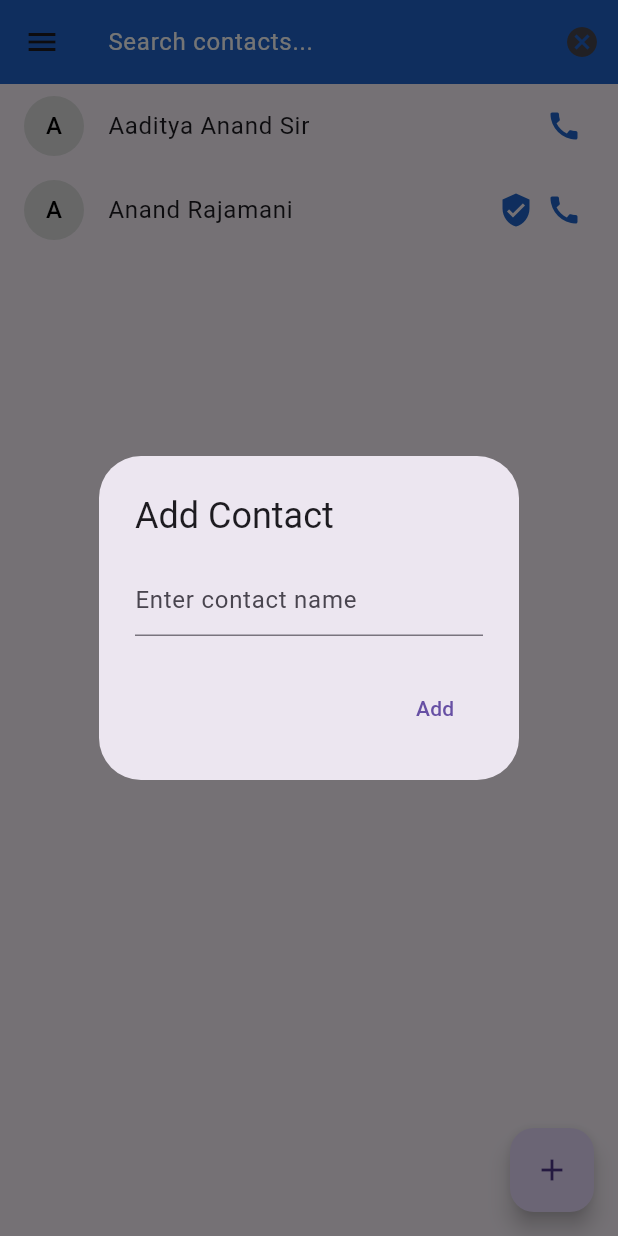
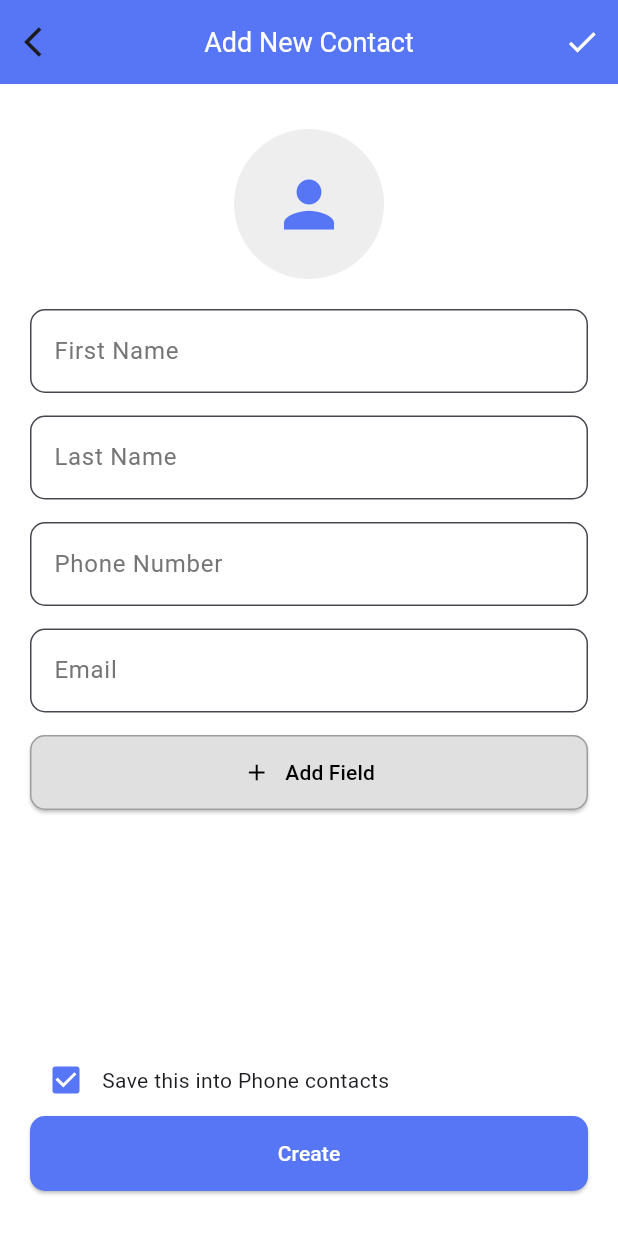
Before and after one commit to koshik8/contactSearch, a Flutter app: the screen it shows after launch, after a tap on the "search" icon, after a tap on the "add" icon, on a phone screen of 412 x 824 dp. Run offline on Flutter 3.47's test engine with Material 3 defaults, Android fonts, the phone set to English and light mode, and no system bars; our stand-ins replace contacts_service, permission_handler.

Commit message:
second commit

```diff
--- a/lib/main.dart
+++ b/lib/main.dart
@@ -1,7 +1,10 @@
 import 'package:flutter/material.dart';
+import 'package:provider/provider.dart';
+import 'views/team_screen.dart';
+import 'viewmodels/contact_viewmodel.dart';
 
 void main() {
-  runApp(MainApp());
+  runApp(const MainApp());
 }
 
 class MainApp extends StatelessWidget {
@@ -9,202 +12,15 @@ class MainApp extends StatelessWidget {
 
   @override
   Widget build(BuildContext context) {
-    return MaterialApp(
-      debugShowCheckedModeBanner: false,
-      home: TeamScreen(),
-    );
-  }
-}
-
-class TeamScreen extends StatefulWidget {
-  const TeamScreen({super.key});
-
-  @override
-  _TeamScreenState createState() => _TeamScreenState();
-}
-
-class _TeamScreenState extends State<TeamScreen> {
-  List<Map<String, dynamic>> contacts = [
-    {'name': 'Aaditya Anand Sir', 'avatar': '', 'isVerified': false},
-    {'name': 'Anand Rajamani', 'avatar': '', 'isVerified': true},
-  ];
-
-  List<Map<String, dynamic>> filteredContacts = [];
-  String searchText = '';
-  bool isSearching = false; // To tracks if search mode is enabled
-
-  @override
-  void initState() {
-    super.initState();
-    filteredContacts = contacts;
-  }
-
-  void _searchContact(String query) {
-    setState(() {
-      searchText = query;
-      filteredContacts = contacts
-          .where((contact) =>
-              contact['name'].toLowerCase().contains(searchText.toLowerCase()))
-          .toList();
-    });
-  }
-
-  void _addContact(String name) {
-    setState(() {
-      contacts.add({'name': name, 'avatar': '', 'isVerified': false});
-      filteredContacts = contacts;
-    });
-  }
-
-  void _verifyContact(int index) {
-    setState(() {
-      contacts[index]['isVerified'] = true;
-      filteredContacts = contacts;
-    });
-  }
-
-  void _showAddContactDialog() {
-    String newName = '';
-    showDialog(
-      context: context,
-      builder: (context) => AlertDialog(
-        title: const Text('Add Contact'),
-        content: TextField(
-          decoration: const InputDecoration(hintText: 'Enter contact name'),
-          onChanged: (value) {
-            newName = value;
-          },
+    return MultiProvider(
+      providers: [
+        ChangeNotifierProvider(
+          create: (context) => ContactViewModel(),
         ),
-        actions: [
-          TextButton(
-            onPressed: () {
-              if (newName.isNotEmpty) {
-                _addContact(newName);
-              }
-              Navigator.pop(context);
-            },
-            child: Text('Add'),
-          ),
-        ],
-      ),
-    );
-  }
-
-  void _showVerifyContactDialog(int index) {
-    showDialog(
-      context: context,
-      builder: (context) => AlertDialog(
-        title: const Text('Verify Contact'),
-        content: const Text('Do you want to verify this contact?'),
-        actions: [
-          TextButton(
-            onPressed: () {
-              Navigator.pop(context);
-            },
-            child: const Text('Cancel'),
-          ),
-          TextButton(
-            onPressed: () {
-              _verifyContact(index);
-              Navigator.pop(context);
-            },
-            child: const Text('Verify'),
-          ),
-        ],
-      ),
-    );
-  }
-
-  void _showVerifyContactDialog1( ) {
-    showDialog(
-      context: context,
-      builder: (context) => AlertDialog(
-        title: const Text('Contact already verified'),
-        actions: [TextButton(
-            onPressed: () {
-              Navigator.pop(context);
-            },
-            child: const Text('Ok'),
-          ),],),);}
-
-
-  @override
-  Widget build(BuildContext context) {
-    return Scaffold(
-      appBar: AppBar(
-        centerTitle: true,
-        title: !isSearching
-            ? const Text("Team")
-            : TextField(
-                onChanged: _searchContact,
-                decoration: const InputDecoration(
-                  hintText: 'Search contacts...',
-                  border: InputBorder.none,
-                  hintStyle: TextStyle(color: Colors.white),
-                ),
-                style: const TextStyle(color: Colors.white),
-              ),
-        actions: [
-          IconButton(
-            icon: Icon(isSearching ? Icons.cancel : Icons.search),
-            onPressed: () {
-              setState(() {
-                isSearching = !isSearching;
-                if (!isSearching) {
-                  filteredContacts = contacts;
-                }
-              });
-            },
-          ),
-        ],
-        leading: IconButton(
-          onPressed: () {
-            //nothing
-          },
-          icon: const Icon(Icons.menu),
-        ),
-        backgroundColor: const Color.fromARGB(255, 32, 101, 205),
-      ),
-      body: ListView.builder(
-        itemCount: filteredContacts.length,
-        itemBuilder: (context, index) {
-          final contact = filteredContacts[index];
-          return ListTile(
-            leading: CircleAvatar(
-              backgroundColor: Colors.grey[300],
-              child: Text(
-                contact['name'][0],
-                style: const TextStyle(color: Colors.black),
-              ),
-            ),
-            title: Text(contact['name']),
-            trailing: Row(
-              mainAxisSize: MainAxisSize.min,
-              children: [
-                if (contact['isVerified']) ...[
-                  const Icon(
-                    Icons.verified_user,
-                    color: Color.fromARGB(255, 32, 101, 205),
-                  ),
-                  const SizedBox(width: 8),
-                ],
-                const Icon(
-                  Icons.call,
-                  color: Color.fromARGB(255, 32, 101, 205),
-                ),
-              ],
-            ),
-            onTap: () {
-              (!contact['isVerified'])?
-              _showVerifyContactDialog(index) :
-              _showVerifyContactDialog1() ;
-            },
-          );
-        },
-      ),
-      floatingActionButton: FloatingActionButton(
-        onPressed: _showAddContactDialog,
-        child: const Icon(Icons.add),
+      ],
+      child: MaterialApp(
+        debugShowCheckedModeBanner: false,
+        home: TeamScreen(),
       ),
     );
   }
--- /dev/null
+++ b/lib/models/contact_model.dart
@@ -0,0 +1,17 @@
+class ContactModel {
+  String firstName;
+  String lastName;
+  Map<String, String> phoneNumbers; // Maps phone numbers to labels
+  String email; // New email field
+  bool isVerified; // Track if the contact is verified
+  String avatar; // Field for the avatar URL or default value
+
+  ContactModel({
+    required this.firstName,
+    required this.lastName,
+    required this.phoneNumbers,
+    this.email = '',
+    this.isVerified = false, // Default value
+    this.avatar = '', // Default to empty string
+  });
+}
--- /dev/null
+++ b/lib/viewmodels/contact_viewmodel.dart
@@ -0,0 +1,68 @@
+import 'package:flutter/material.dart';
+import 'package:contacts_service/contacts_service.dart';
+import 'package:permission_handler/permission_handler.dart';
+import '../models/contact_model.dart';
+
+class ContactViewModel extends ChangeNotifier {
+  List<ContactModel> contacts = [
+    ContactModel(firstName: 'Aaditya', lastName: 'Anand Sir', phoneNumbers: {}),
+    ContactModel(firstName: 'Anand', lastName: 'Rajamani', phoneNumbers: {}, isVerified: true),
+    ContactModel(firstName: 'Anand', lastName: 'Sir Test', phoneNumbers: {}),
+    ContactModel(firstName: 'Deva', lastName: '', phoneNumbers: {}),
+  ];
+
+  List<ContactModel> filteredContacts = [];
+  String searchText = '';
+
+  ContactViewModel() {
+    filteredContacts = contacts;
+  }
+
+  void searchContact(String query) {
+    searchText = query;
+    filteredContacts = contacts
+        .where((contact) =>
+            ('${contact.firstName} ${contact.lastName}').toLowerCase().contains(searchText.toLowerCase()))
+        .toList();
+    notifyListeners();
+  }
+
+  void verifyContact(int index) {
+    contacts[index].isVerified = true;
+    searchContact(searchText); // Update filtered list
+  }
+
+
+
+Future<void> pickContact() async {
+  // Request contacts permission
+  if (await Permission.contacts.request().isGranted) {
+    // Use `contacts_service` to pick a contact from the phone's address book
+    Iterable<Contact> contacts = await ContactsService.getContacts();
+
+    if (contacts.isNotEmpty) {
+      Contact selectedContact = contacts.first;
+
+      var newContact = ContactModel(
+        firstName: selectedContact.givenName ?? '',
+        lastName: selectedContact.familyName ?? '',
+        phoneNumbers: {for (var phone in selectedContact.phones ?? []) phone.label ?? 'Other': phone.value ?? ''},
+      );
+      this.contacts.add(newContact);
+      searchContact(searchText);  // Update your search functionality
+      notifyListeners();          // Update listeners
+    }
+  } else {
+    // Handle
+
+  }
+}
+
+
+  void addContact(ContactModel contact) {
+  contacts.add(contact);
+  searchContact(searchText); // Update the search results
+  notifyListeners(); // Notify listeners about changes
+}
+
+}
--- /dev/null
+++ b/lib/views/add_contact_page.dart
@@ -0,0 +1,229 @@
+import 'package:flutter/material.dart';
+import 'package:provider/provider.dart';
+import '../viewmodels/contact_viewmodel.dart';
+import '../models/contact_model.dart'; // Import the ContactModel
+import 'package:permission_handler/permission_handler.dart';
+
+class AddContactPage extends StatefulWidget {
+  const AddContactPage({super.key});
+
+  @override
+  _AddContactPageState createState() => _AddContactPageState();
+}
+
+class _AddContactPageState extends State<AddContactPage> {
+  String firstName = '';
+  String lastName = '';
+  String phno = '';
+  String email = '';
+  bool? ree = true;
+
+  @override
+  void initState() {
+    super.initState();
+    requestContactPermission();
+  }
+
+  Future<void> requestContactPermission() async {
+    PermissionStatus status = await Permission.contacts.status;
+    if (!status.isGranted) {
+      await Permission.contacts.request();
+    }
+  }
+
+  @override
+  Widget build(BuildContext context) {
+    final contactViewModel = Provider.of<ContactViewModel>(context, listen: false);
+
+    return Scaffold(
+      backgroundColor: Colors.white, // Match background as in the images
+      appBar: AppBar(
+        centerTitle: true,
+        title: const Text(
+          'Add New Contact',
+          style: TextStyle(color: Colors.white, fontSize: 18), // Match text style in images
+        ),
+        backgroundColor: const Color(0xFF5676F5), // Blue color in image
+        leading: IconButton(
+          icon: const Icon(Icons.arrow_back_ios),
+          onPressed: () {
+            Navigator.pop(context);
+          },
+        ),
+        actions: [
+          IconButton(
+            icon: const Icon(Icons.check, color: Colors.white),
+            onPressed: () {
+              if (firstName.isNotEmpty || lastName.isNotEmpty) {
+                contactViewModel.addContact(ContactModel(
+                  firstName: firstName.isEmpty ? 'Unnamed' : firstName,
+                  lastName: lastName.isEmpty ? '' : lastName,
+                  phoneNumbers: {},
+                ));
+                Navigator.pop(context);
+              } else {
+                ScaffoldMessenger.of(context).showSnackBar(
+                  const SnackBar(content: Text('At least a first or last name is required.')),
+                );
+              }
+            },
+          ),
+        ],
+      ),
+      body: Padding(
+        padding: const EdgeInsets.symmetric(horizontal: 20.0, vertical: 30.0),
+        child: Column(
+          crossAxisAlignment: CrossAxisAlignment.center,
+          children: [
+            // Profile image section
+            CircleAvatar(
+              radius: 50,
+              backgroundColor: Colors.grey[200], // Matches background color in the image
+              child: const Icon(
+                Icons.person,
+                size: 50,
+                color: Color(0xFF5676F5), // Use matching color for the icon
+              ),
+            ),
+            const SizedBox(height: 20),
+            // First name input
+            TextField(
+              decoration: InputDecoration(
+                labelText: 'First Name',
+                labelStyle: TextStyle(color: Colors.grey[600]), // Style matching the image
+                fillColor: Colors.white,
+                filled: true,
+                border: OutlineInputBorder(
+                  borderRadius: BorderRadius.circular(10.0), // Rounded input fields
+                ),
+              ),
+              onChanged: (value) {
+                setState(() {
+                  firstName = value;
+                });
+              },
+            ),
+            const SizedBox(height: 15 ),
+            // Last name input
+            TextField(
+              decoration: InputDecoration(
+                labelText: 'Last Name',
+                labelStyle: TextStyle(color: Colors.grey[600]),
+                fillColor: Colors.white,
+                filled: true,
+                border: OutlineInputBorder(
+                  borderRadius: BorderRadius.circular(10.0),
+                ),
+              ),
+              onChanged: (value) {
+                setState(() {
+                  lastName = value;
+                });
+              },
+            ),
+            const SizedBox(height: 15 ),
+            // Phone number input
+            TextField(
+              decoration: InputDecoration(
+                labelText: 'Phone Number',
+                labelStyle: TextStyle(color: Colors.grey[600]),
+                fillColor: Colors.white,
+                filled: true,
+                border: OutlineInputBorder(
+                  borderRadius: BorderRadius.circular(10.0),
+                ),
+              ),
+              onChanged: (value) {
+                setState(() {
+                  phno = value;
+                });
+              },
+            ),
+            const SizedBox(height: 15 ),
+            // Email input
+            TextField(
+              decoration: InputDecoration(
+                labelText: 'Email',
+                labelStyle: TextStyle(color: Colors.grey[600]),
+                fillColor: Colors.white,
+                filled: true,
+                border: OutlineInputBorder(
+                  borderRadius: BorderRadius.circular(10.0),
+                ),
+              ),
+              onChanged: (value) {
+                setState(() {
+                  email = value;
+                });
+              },
+            ),
+            const SizedBox(height: 15),
+            // Pick contact button
+            ElevatedButton(
+              style: ElevatedButton.styleFrom(
+                backgroundColor: Colors.grey[300], // Gray background button in the image
+                minimumSize: const Size(double.infinity, 50),
+                shape: RoundedRectangleBorder(
+                  borderRadius: BorderRadius.circular(10.0), // Rounded button
+                ),
+                side: const BorderSide(color: Colors.grey), // Border around button
+              ),
+              onPressed: () async {
+                await requestContactPermission();
+                contactViewModel.pickContact();
+              },
+              child: Row(
+                mainAxisAlignment: MainAxisAlignment.center,
+                children: const [
+                  Icon(Icons.add, color: Colors.black), // Add icon
+                  SizedBox(width: 10),
+                  Text(
+                    'Add Field',
+                    style: TextStyle(color: Colors.black), // Black text for the button
+                  ),
+                ],
+              ),
+            ),
+            const Spacer(), // Push 'Create' button to the bottom
+            Row(
+              children: [
+                Checkbox(
+
+                  activeColor: const Color(0xFF5676F5), value: ree, onChanged: (bool? value) { setState(() {
+                  ree = value ;
+                }); },
+                ),
+                const Text('Save this into Phone contacts'),
+              ],
+            ),
+            ElevatedButton(
+              style: ElevatedButton.styleFrom(
+                backgroundColor: const Color(0xFF5676F5), // Blue color for the button
+                minimumSize: const Size(double.infinity, 50),
+                shape: RoundedRectangleBorder(
+                  borderRadius: BorderRadius.circular(10.0),
+                ),
+              ),
+              onPressed: () {
+                if (firstName.isNotEmpty || lastName.isNotEmpty) {
+                  contactViewModel.addContact(ContactModel(
+                    firstName: firstName.isEmpty ? 'Unnamed' : firstName,
+                    lastName: lastName.isEmpty ? '' : lastName,
+                    phoneNumbers: {},
+
+                  ));
+                  Navigator.pop(context,true);
+                } else {
+                  ScaffoldMessenger.of(context).showSnackBar(
+                    const SnackBar(content: Text('At least a first or last name is required.')),
+                  );
+                }
+              },
+              child: const Text('Create', style: TextStyle(color: Colors.white)),
+            ),
+          ],
+        ),
+      ),
+    );
+  }
+}
--- /dev/null
+++ b/lib/views/team_screen.dart
@@ -0,0 +1,154 @@
+    import 'package:flutter/material.dart';
+    import 'package:provider/provider.dart';
+    import '../viewmodels/contact_viewmodel.dart';
+    import 'add_contact_page.dart';
+
+    class TeamScreen extends StatefulWidget {
+      @override
+      _TeamScreenState createState() => _TeamScreenState();
+    }
+
+    class _TeamScreenState extends State<TeamScreen> {
+      bool _isSearching = false;
+      String _searchText = '';
+
+      @override
+      Widget build(BuildContext context) {
+        return ChangeNotifierProvider(
+          create: (_) => ContactViewModel(),
+          child: Scaffold(
+            appBar: AppBar(
+              centerTitle: true,
+              title: _isSearching
+                  ? TextField(
+                      autofocus: true,
+                      decoration: InputDecoration(
+                        hintText: 'Search Contacts',
+                        border: InputBorder.none,
+                      ),
+                      onChanged: (query) {
+                        setState(() {
+                          _searchText = query;
+                        });
+                        Provider.of<ContactViewModel>(context, listen: false).searchContact(query);
+                      },
+                    )
+                  : const Text("Team"),
+              backgroundColor: const Color.fromARGB(255, 32, 101, 205),
+              leading: IconButton(
+                icon: const Icon(Icons.menu),
+                onPressed: () {
+                  // Handle
+                },
+              ),
+              actions: [
+                IconButton(
+                  icon: const Icon(Icons.search), // Search icon
+                  onPressed: () {
+                    setState(() {
+                      _isSearching = !_isSearching; // Toggle search state
+                    });
+                  },
+                ),
+              ],
+            ),
+            body: ContactList(searchText: _searchText), // Pass searchText to filter
+            floatingActionButton: FloatingActionButton(
+              onPressed: () async {
+                final result = await Navigator.push(
+                  context,
+                  MaterialPageRoute(builder: (context) => AddContactPage()),
+                );
+                if (result == true) {
+
+              setState(() {});
+            }
+              },
+              child: const Icon(Icons.add),
+            ),
+          ),
+        );
+      }
+    }
+
+    class ContactList extends StatelessWidget {
+      final String searchText;
+
+      const ContactList({Key? key, required this.searchText}) : super(key: key);
+
+      @override
+      Widget build(BuildContext context) {
+        final viewModel = Provider.of<ContactViewModel>(context);
+
+        // Update filteredContacts based on searchText
+        viewModel.searchContact(searchText);
+
+        return ListView.builder(
+          itemCount: viewModel.filteredContacts.length,
+          itemBuilder: (context, index) {
+            final contact = viewModel.filteredContacts[index];
+            return ListTile(
+              leading: CircleAvatar(
+                backgroundColor: Colors.grey[300],
+                child: Text(contact.firstName[0]),
+              ),
+              title: Text('${contact.firstName} ${contact.lastName}'),
+              trailing: Row(
+                mainAxisSize: MainAxisSize.min,
+                children: [
+                  if (contact.isVerified)
+                    const Icon(Icons.verified_user, color: Color.fromARGB(255, 32, 101, 205)),
+                  const Icon(Icons.call, color: Color.fromARGB(255, 32, 101, 205)),
+                ],
+              ),
+              onTap: () {
+                _showVerifyContactDialog(context, viewModel, index);
+              },
+            );
+          },
+        );
+      }
+
+      void _showVerifyContactDialog(BuildContext context, ContactViewModel viewModel, int index) {
+        final contact = viewModel.filteredContacts[index];
+
+        if (contact.isVerified) {
+          // Show alert that the contact is already verified
+          showDialog(
+            context: context,
+            builder: (context) => AlertDialog(
+              title: Text('Already Verified'),
+              content: Text('This contact is already verified.'),
+              actions: [
+                TextButton(
+                  onPressed: () => Navigator.pop(context),
+                  child: Text('OK'),
+                ),
+              ],
+            ),
+          );
+        } else {
+          // Show confirmation dialog for verification
+          showDialog(
+            context: context,
+            builder: (context) => AlertDialog(
+              title: Text('Verify Contact'),
+              content: Text('Do you want to verify this contact?'),
+              actions: [
+                TextButton(
+                  onPressed: () => Navigator.pop(context),
+                  child: Text('Cancel'),
+                ),
+                TextButton(
+                  onPressed: () {
+                    viewModel.verifyContact(index);
+                    Navigator.pop(context);
+                  },
+                  child: Text('Verify'),
+                ),
+              ],
+            ),
+          );
+        }
+      }
+    }
--- a/pubspec.yaml
+++ b/pubspec.yaml
@@ -9,6 +9,12 @@ environment:
 dependencies:
   flutter:
     sdk: flutter
+  provider: ^6.0.5
+  contacts_service: ^0.6.3
+  permission_handler: ^10.2.0
+
+
+  cupertino_icons: ^1.0.2
 
 dev_dependencies:
   flutter_test:
```
Also changed, not shown: pubspec.lock, 4 other files.
